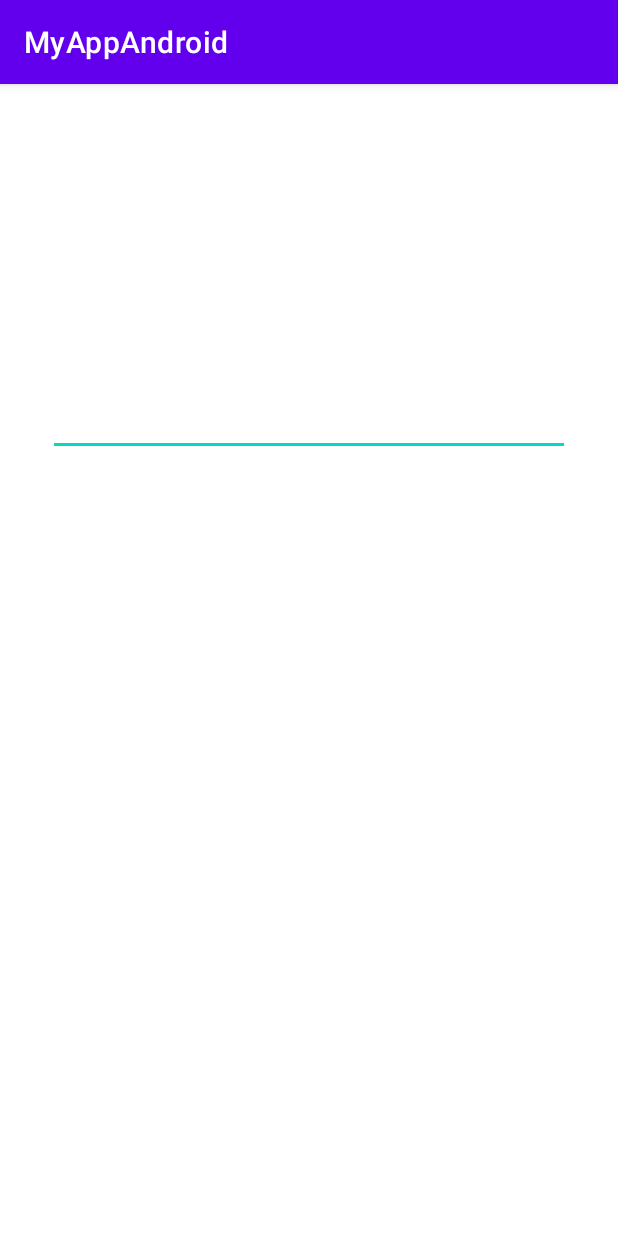
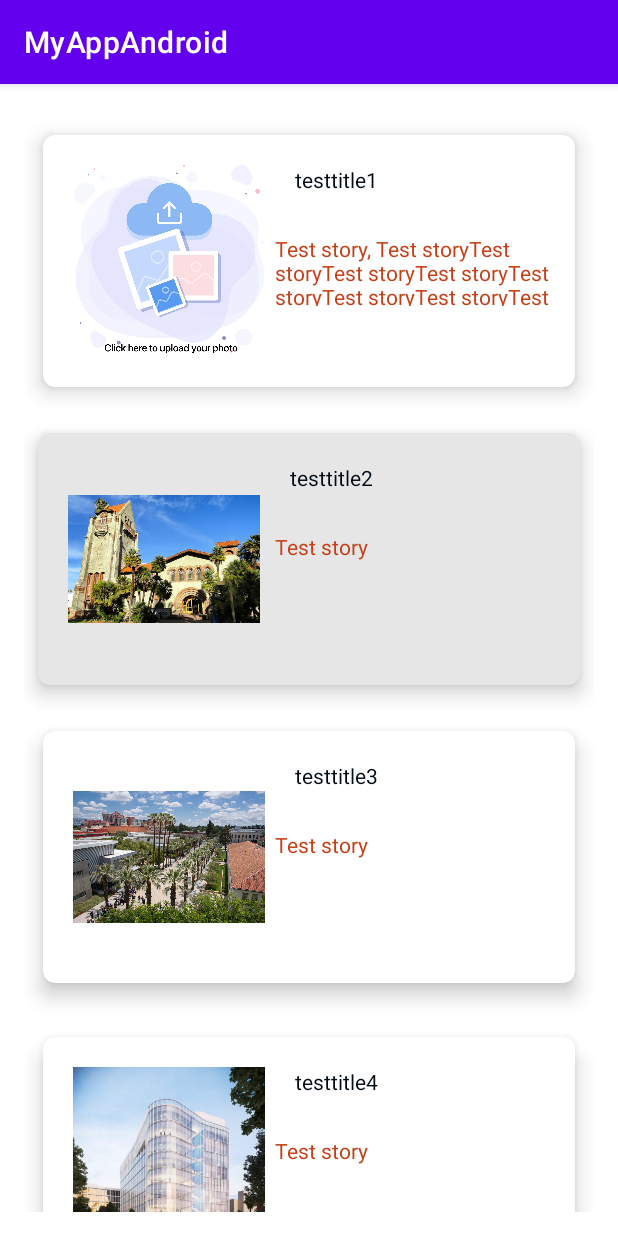
Before and after one commit to shreyaghotankar/MyAppAndroid, an Android app: the screen it shows after launch (MainActivity), on a phone screen of 412 x 824 dp. Run offline under Robolectric (Android 15) with nearby library versions, the phone set to English and light mode, and no system bars.

Commit message:
Added cardview recyclerview

```diff
--- a/app/src/main/AndroidManifest.xml
+++ b/app/src/main/AndroidManifest.xml
@@ -13,11 +13,7 @@
         android:theme="@style/Theme.MyAppAndroid">
         <activity android:name=".DisplayMessageActivity"></activity>
         <activity android:name=".PostActivity">
-            <intent-filter>
-                <action android:name="android.intent.action.MAIN" />
 
-                <category android:name="android.intent.category.LAUNCHER" />
-            </intent-filter>
         </activity>
         <activity android:name=".MainActivity">
             <intent-filter>
--- /dev/null
+++ b/app/src/main/java/sjsu/cmpelkk/myappandroid/DataItem.kt
@@ -0,0 +1,19 @@
+package sjsu.cmpelkk.myappandroid
+
+import java.io.Serializable
+
+data class DataItem(
+    val name: String,
+    val title: String,
+    val story: String,
+    val highlight: Boolean = false,
+    val rating: Int,
+    val imagename: Int, //String?
+): Serializable
+
+public val carddefaultdata = listOf<DataItem>(
+    DataItem("name1", "testtitle1", "Test story, Test storyTest storyTest storyTest storyTest storyTest storyTest storyTest storyTest storyTest storyTest storyTest story", false, 4, R.drawable.imageupload),
+    DataItem("name2", "testtitle2", "Test story", true, 4, R.drawable.sjsu1),
+    DataItem("name3", "testtitle3", "Test story", false, 4, R.drawable.sjsu2),
+    DataItem("name4", "testtitle4", "Test story", false, 4, R.drawable.sjsu3)
+    )
--- a/app/src/main/java/sjsu/cmpelkk/myappandroid/MainActivity.kt
+++ b/app/src/main/java/sjsu/cmpelkk/myappandroid/MainActivity.kt
@@ -1,11 +1,99 @@
 package sjsu.cmpelkk.myappandroid
 
+import android.app.ActivityOptions
+import android.content.Context
+import android.content.Intent
+import android.content.res.AssetManager
+import android.graphics.Bitmap
+import android.graphics.BitmapFactory
+import android.graphics.Color
+import android.os.Bundle
+import android.view.LayoutInflater
+import android.view.ViewGroup
+import android.widget.ImageView
+import android.widget.TextView
 import androidx.appcompat.app.AppCompatActivity
-import android.os.Bundle
+import androidx.cardview.widget.CardView
+import androidx.recyclerview.widget.RecyclerView
+import com.google.android.material.snackbar.Snackbar
+import java.io.Serializable
+
 
 class MainActivity : AppCompatActivity() {
     override fun onCreate(savedInstanceState: Bundle?) {
         super.onCreate(savedInstanceState)
         setContentView(R.layout.activity_main)
+
+        val recyclerCard: RecyclerView = findViewById(R.id.cardrecyclerview)
+        recyclerCard.adapter = MainCardAdapter(carddefaultdata)
+
     }
 }
+
+class MainCardViewHolder(val cardView: CardView) : RecyclerView.ViewHolder(cardView) {
+    val title: TextView = cardView.findViewById(R.id.carditemtitletextView)
+    val story: TextView = cardView.findViewById(R.id.carditemdetailtext)
+    val image: ImageView = cardView.findViewById(R.id.cardimageView)
+
+    fun bind(oneitem: DataItem) {
+        title.text = oneitem.title
+        story.text = oneitem.story
+        image.setImageResource(oneitem.imagename)//R.drawable.imageupload)
+
+        val context = cardView.context
+        cardView.setOnClickListener {
+            var position: Int = adapterPosition
+            Snackbar.make(it, "Click detected on item $position",
+                    Snackbar.LENGTH_LONG).setAction("Action", null).show()
+
+            val intent = Intent(context, PostActivity::class.java).apply {
+                //putExtra("DataItem", oneitem.title)
+                putExtra("DataItem", oneitem as Serializable)
+                //get the object with: val object = intent.extras.get("DataItem") as DataItem
+            }
+            context.startActivity(intent)
+        }
+        if (oneitem.highlight) {
+            cardView.setCardBackgroundColor(Color.parseColor("#E6E6E6"));
+            cardView.maxCardElevation = 10.0F;
+            //cardView.radius = 5.0F;
+        }
+        //header.setTextColor(Color.parseColor("#ffffff"))
+        title.setTextColor(context.getColor(R.color.primaryDarkColor))
+        //description.setTextColor(Color.parseColor("#ffa270"))
+        story.setTextColor(context.getColor(R.color.secondaryDarkColor))
+    }
+
+}
+
+class MainCardAdapter(val data: List<DataItem>) : RecyclerView.Adapter<MainCardViewHolder>()
+{
+    override fun onCreateViewHolder(parent: ViewGroup, viewType: Int): MainCardViewHolder {
+        //TODO("Not yet implemented")
+        //create an instance of LayoutInflater
+        //The layout inflater knows how to create views from XML layouts. The context contains information on how to correctly inflate the view.
+        // In an adapter for a recycler view, you always pass in the context of the parent view group, which is the RecyclerView.
+        val layoutInflater = LayoutInflater.from(parent.context)
+
+        //create the view by asking the layoutinflater to inflate it.
+        //Pass in the XML layout for the view, and the parent view group for the view. The third, boolean, argument is attachToRoot.
+        // This argument needs to be false, because RecyclerView adds this item to the view hierarchy for you when it's time.
+        val view = layoutInflater
+            .inflate(R.layout.card_item_view, parent, false) as CardView
+
+
+        //val view = LayoutInflater.from(parent.context).inflate(R.layout.card_item_view, parent, false)
+        return MainCardViewHolder(view)
+    }
+
+    override fun getItemCount(): Int {
+        //TODO("Not yet implemented")
+        return data.size
+    }
+
+    override fun onBindViewHolder(holder: MainCardViewHolder, position: Int) {
+        //TODO("Not yet implemented")
+        holder.bind(data[position])
+    }
+
+}
--- a/app/src/main/res/layout/activity_main.xml
+++ b/app/src/main/res/layout/activity_main.xml
@@ -6,17 +6,11 @@
     android:layout_height="match_parent"
     tools:context=".MainActivity">
 
-    <EditText
-        android:id="@+id/editTextTextMultiLine2"
-        android:layout_width="348dp"
-        android:layout_height="228dp"
-        android:layout_marginStart="20dp"
-        android:layout_marginTop="20dp"
-        android:layout_marginEnd="20dp"
-        android:ems="10"
-        android:gravity="start|top"
-        android:inputType="textMultiLine"
-        app:layout_constraintEnd_toEndOf="parent"
-        app:layout_constraintStart_toStartOf="parent"
-        app:layout_constraintTop_toTopOf="parent" />
+    <androidx.recyclerview.widget.RecyclerView
+        android:id="@+id/cardrecyclerview"
+        android:layout_width="match_parent"
+        android:layout_height="match_parent"
+        android:padding="16dp"
+        android:clipToPadding="true"
+        app:layoutManager="androidx.recyclerview.widget.LinearLayoutManager"/>
 </androidx.constraintlayout.widget.ConstraintLayout>
--- /dev/null
+++ b/app/src/main/res/layout/card_item_view.xml
@@ -0,0 +1,53 @@
+<?xml version="1.0" encoding="utf-8"?>
+<androidx.cardview.widget.CardView xmlns:android="http://schemas.android.com/apk/res/android"
+    xmlns:app="http://schemas.android.com/apk/res-auto"
+    xmlns:tools="http://schemas.android.com/tools"
+    android:id="@+id/carditemview"
+    android:layout_width="match_parent"
+    android:layout_height="wrap_content"
+    app:cardBackgroundColor="@color/white"
+    app:cardCornerRadius="8dp"
+    app:cardElevation="8dp"
+    app:cardMaxElevation="10dp"
+    app:cardPreventCornerOverlap="true"
+    app:cardUseCompatPadding="true">
+
+    <androidx.constraintlayout.widget.ConstraintLayout
+        android:layout_width="match_parent"
+        android:layout_height="wrap_content">
+
+        <ImageView
+            android:id="@+id/cardimageView"
+            android:layout_width="128dp"
+            android:layout_height="128dp"
+            android:layout_marginStart="20dp"
+            android:layout_marginTop="20dp"
+            android:layout_marginBottom="20dp"
+            app:layout_constraintBottom_toBottomOf="parent"
+            app:layout_constraintStart_toStartOf="parent"
+            app:layout_constraintTop_toTopOf="parent"
+            tools:srcCompat="@tools:sample/avatars" />
+
+        <TextView
+            android:id="@+id/carditemtitletextView"
+            android:layout_width="98dp"
+            android:layout_height="26dp"
+            android:layout_marginStart="20dp"
+            android:layout_marginTop="20dp"
+            android:text="TextView"
+            app:layout_constraintStart_toEndOf="@+id/cardimageView"
+            app:layout_constraintTop_toTopOf="parent" />
+
+        <TextView
+            android:id="@+id/carditemdetailtext"
+            android:layout_width="194dp"
+            android:layout_height="48dp"
+            android:layout_marginStart="20dp"
+            android:layout_marginTop="20dp"
+            android:layout_marginEnd="20dp"
+            android:text="TextView"
+            app:layout_constraintEnd_toEndOf="parent"
+            app:layout_constraintStart_toEndOf="@+id/cardimageView"
+            app:layout_constraintTop_toBottomOf="@+id/carditemtitletextView" />
+    </androidx.constraintlayout.widget.ConstraintLayout>
+</androidx.cardview.widget.CardView>
--- a/app/src/main/res/values/colors.xml
+++ b/app/src/main/res/values/colors.xml
@@ -7,4 +7,15 @@
     <color name="teal_700">#FF018786</color>
     <color name="black">#FF000000</color>
     <color name="white">#FFFFFFFF</color>
+    <color name="colorPrimary">#6200EE</color>
+    <color name="colorPrimaryDark">#3700B3</color>
+    <color name="colorAccent">#03DAC5</color>
+    <color name="primaryColor">#263238</color>
+    <color name="primaryLightColor">#4f5b62</color>
+    <color name="primaryDarkColor">#000a12</color>
+    <color name="secondaryColor">#ff7043</color>
+    <color name="secondaryLightColor">#ffa270</color>
+    <color name="secondaryDarkColor">#c63f17</color>
+    <color name="primaryTextColor">#ffffff</color>
+    <color name="secondaryTextColor">#000000</color>
 </resources>
```
Also changed, not shown: app/src/main/java/sjsu/cmpelkk/myappandroid/PostActivity.kt (line endings or trailing spaces), app/src/main/res/drawable/sjsu1.jpg (added), app/src/main/res/drawable/sjsu2.jpg (added), app/src/main/res/drawable/sjsu3.jpg (added).
